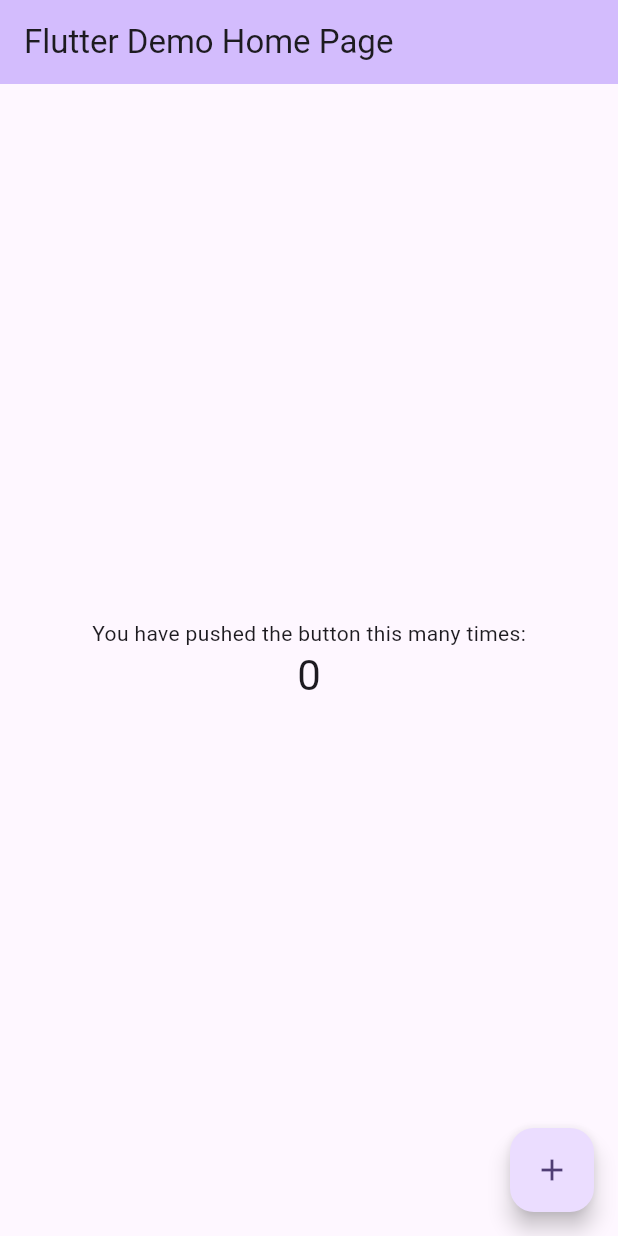
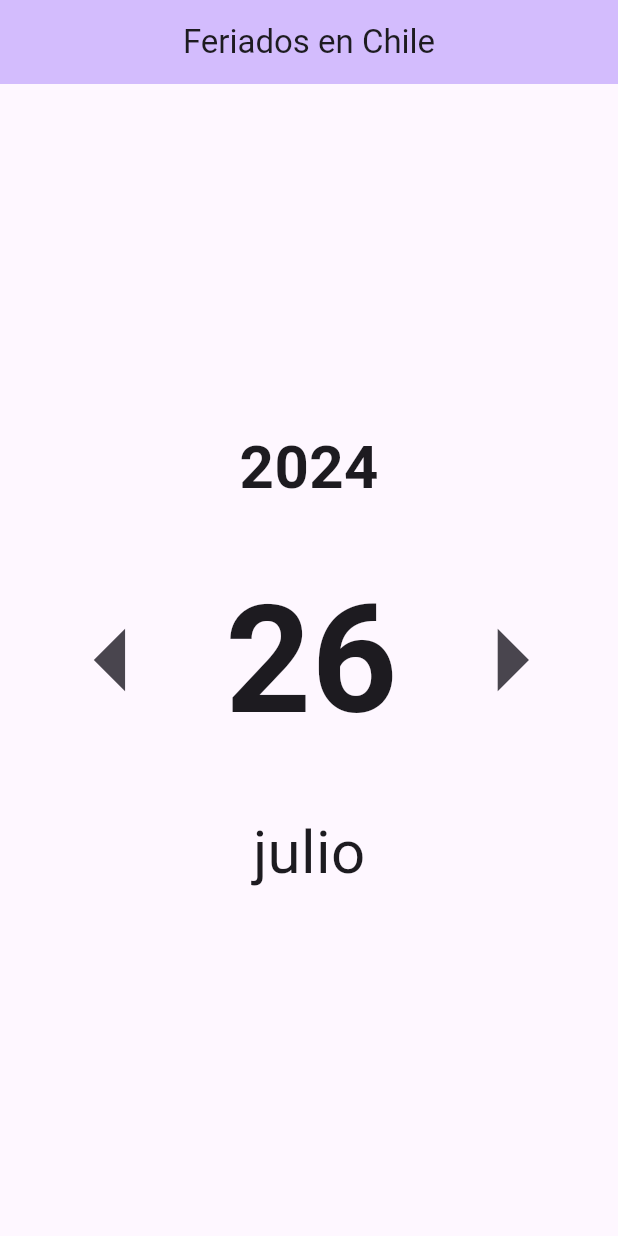
Before and after one commit to xAlee/FeriadosChile, a Flutter app: the screen it shows after launch, on a phone screen of 412 x 824 dp. Run offline on Flutter 3.47's test engine with Material 3 defaults, Android fonts, the phone set to English and light mode, and no system bars.

Commit message:
Fecha y botones

```diff
--- /dev/null
+++ b/feriados_chile/lib/home.dart
@@ -0,0 +1,94 @@
+import 'package:flutter/material.dart';
+import 'package:intl/intl.dart';
+import 'package:intl/date_symbol_data_local.dart';
+
+class home extends StatefulWidget {
+  const home({super.key, required this.title});
+
+  final String title;
+
+  @override
+  State<home> createState() => _home_State();
+}
+
+class _home_State extends State<home> {
+  DateTime _currentDate = DateTime.now();
+
+  @override
+  void initState() {
+    super.initState();
+    initializeDateFormatting('es_ES', null).then((_) {
+      setState(() {});
+    });
+  }
+
+  void _incrementDate() {
+    setState(() {
+      _currentDate = _currentDate.add(const Duration(days: 1));
+    });
+  }
+
+  void _decrementDate() {
+    setState(() {
+      _currentDate = _currentDate.subtract(const Duration(days: 1));
+    });
+  }
+
+  @override
+  Widget build(BuildContext context) {
+    String formattedDate = DateFormat('dd').format(_currentDate);
+    String formattedMonth = DateFormat('MMMM', 'es_ES').format(_currentDate);
+    String formattedYear = DateFormat('yyyy').format(_currentDate);
+
+    return Scaffold(
+      appBar: AppBar(
+        backgroundColor: Theme.of(context).colorScheme.inversePrimary,
+        title: Center(
+          child: Text(widget.title),
+        ),
+        centerTitle: true,
+      ),
+      body: Center(
+        child: Column(
+          mainAxisAlignment: MainAxisAlignment.center,
+          children: <Widget>[
+            Text(
+              formattedYear,
+              style: const TextStyle(fontSize: 40, fontWeight: FontWeight.bold),
+            ),
+            Row(
+              mainAxisAlignment: MainAxisAlignment.center,
+              children: <Widget>[
+                SizedBox(
+                  width: 150,
+                  height: 200,
+                  child: IconButton(
+                    icon: const Icon(Icons.arrow_left, size: 100),
+                    onPressed: _decrementDate,
+                  ),
+                ),
+                Text(
+                  formattedDate,
+                  style: const TextStyle(
+                      fontSize: 100, fontWeight: FontWeight.bold),
+                ),
+                SizedBox(
+                  width: 150,
+                  height: 200,
+                  child: IconButton(
+                    icon: const Icon(Icons.arrow_right, size: 100),
+                    onPressed: _incrementDate,
+                  ),
+                ),
+              ],
+            ),
+            Text(
+              formattedMonth,
+              style: const TextStyle(fontSize: 40),
+            ),
+          ],
+        ),
+      ),
+    );
+  }
+}
--- a/feriados_chile/lib/main.dart
+++ b/feriados_chile/lib/main.dart
@@ -1,4 +1,5 @@
 import 'package:flutter/material.dart';
+import 'home.dart';
 
 void main() {
   runApp(const MyApp());
@@ -7,119 +8,15 @@
 class MyApp extends StatelessWidget {
   const MyApp({super.key});
 
-  // This widget is the root of your application.
   @override
   Widget build(BuildContext context) {
     return MaterialApp(
-      title: 'Flutter Demo',
+      title: 'Feriados en Chile',
       theme: ThemeData(
-        // This is the theme of your application.
-        //
-        // TRY THIS: Try running your application with "flutter run". You'll see
-        // the application has a purple toolbar. Then, without quitting the app,
-        // try changing the seedColor in the colorScheme below to Colors.green
-        // and then invoke "hot reload" (save your changes or press the "hot
-        // reload" button in a Flutter-supported IDE, or press "r" if you used
-        // the command line to start the app).
-        //
-        // Notice that the counter didn't reset back to zero; the application
-        // state is not lost during the reload. To reset the state, use hot
-        // restart instead.
-        //
-        // This works for code too, not just values: Most code changes can be
-        // tested with just a hot reload.
         colorScheme: ColorScheme.fromSeed(seedColor: Colors.deepPurple),
         useMaterial3: true,
       ),
-      home: const MyHomePage(title: 'Flutter Demo Home Page'),
+      home: const home(title: 'Feriados en Chile'),
     );
   }
 }
-
-class MyHomePage extends StatefulWidget {
-  const MyHomePage({super.key, required this.title});
-
-  // This widget is the home page of your application. It is stateful, meaning
-  // that it has a State object (defined below) that contains fields that affect
-  // how it looks.
-
-  // This class is the configuration for the state. It holds the values (in this
-  // case the title) provided by the parent (in this case the App widget) and
-  // used by the build method of the State. Fields in a Widget subclass are
-  // always marked "final".
-
-  final String title;
-
-  @override
-  State<MyHomePage> createState() => _MyHomePageState();
-}
-
-class _MyHomePageState extends State<MyHomePage> {
-  int _counter = 0;
-
-  void _incrementCounter() {
-    setState(() {
-      // This call to setState tells the Flutter framework that something has
-      // changed in this State, which causes it to rerun the build method below
-      // so that the display can reflect the updated values. If we changed
-      // _counter without calling setState(), then the build method would not be
-      // called again, and so nothing would appear to happen.
-      _counter++;
-    });
-  }
-
-  @override
-  Widget build(BuildContext context) {
-    // This method is rerun every time setState is called, for instance as done
-    // by the _incrementCounter method above.
-    //
-    // The Flutter framework has been optimized to make rerunning build methods
-    // fast, so that you can just rebuild anything that needs updating rather
-    // than having to individually change instances of widgets.
-    return Scaffold(
-      appBar: AppBar(
-        // TRY THIS: Try changing the color here to a specific color (to
-        // Colors.amber, perhaps?) and trigger a hot reload to see the AppBar
-        // change color while the other colors stay the same.
-        backgroundColor: Theme.of(context).colorScheme.inversePrimary,
-        // Here we take the value from the MyHomePage object that was created by
-        // the App.build method, and use it to set our appbar title.
-        title: Text(widget.title),
-      ),
-      body: Center(
-        // Center is a layout widget. It takes a single child and positions it
-        // in the middle of the parent.
-        child: Column(
-          // Column is also a layout widget. It takes a list of children and
-          // arranges them vertically. By default, it sizes itself to fit its
-          // children horizontally, and tries to be as tall as its parent.
-          //
-          // Column has various properties to control how it sizes itself and
-          // how it positions its children. Here we use mainAxisAlignment to
-          // center the children vertically; the main axis here is the vertical
-          // axis because Columns are vertical (the cross axis would be
-          // horizontal).
-          //
-          // TRY THIS: Invoke "debug painting" (choose the "Toggle Debug Paint"
-          // action in the IDE, or press "p" in the console), to see the
-          // wireframe for each widget.
-          mainAxisAlignment: MainAxisAlignment.center,
-          children: <Widget>[
-            const Text(
-              'You have pushed the button this many times:',
-            ),
-            Text(
-              '$_counter',
-              style: Theme.of(context).textTheme.headlineMedium,
-            ),
-          ],
-        ),
-      ),
-      floatingActionButton: FloatingActionButton(
-        onPressed: _incrementCounter,
-        tooltip: 'Increment',
-        child: const Icon(Icons.add),
-      ), // This trailing comma makes auto-formatting nicer for build methods.
-    );
-  }
-}
```
Also changed, not shown: feriados_chile/pubspec.yaml (+4 -57 lines), feriados_chile/pubspec.lock.
